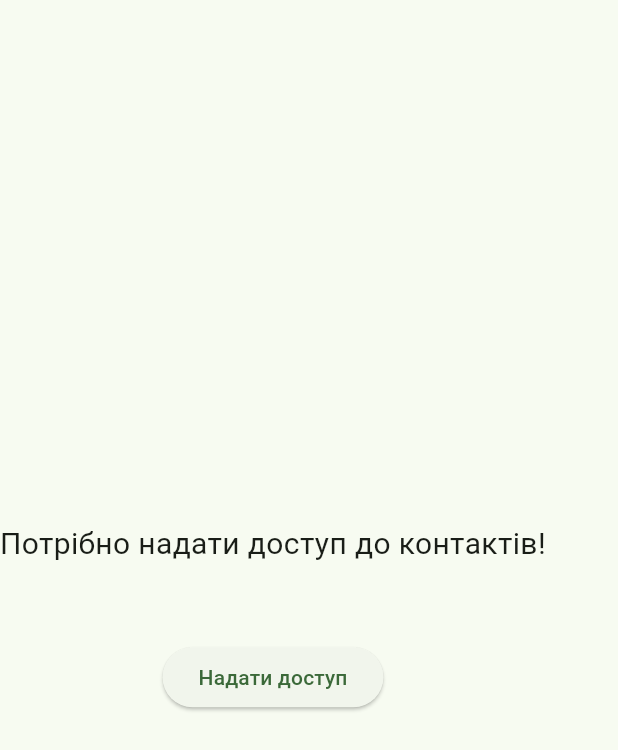
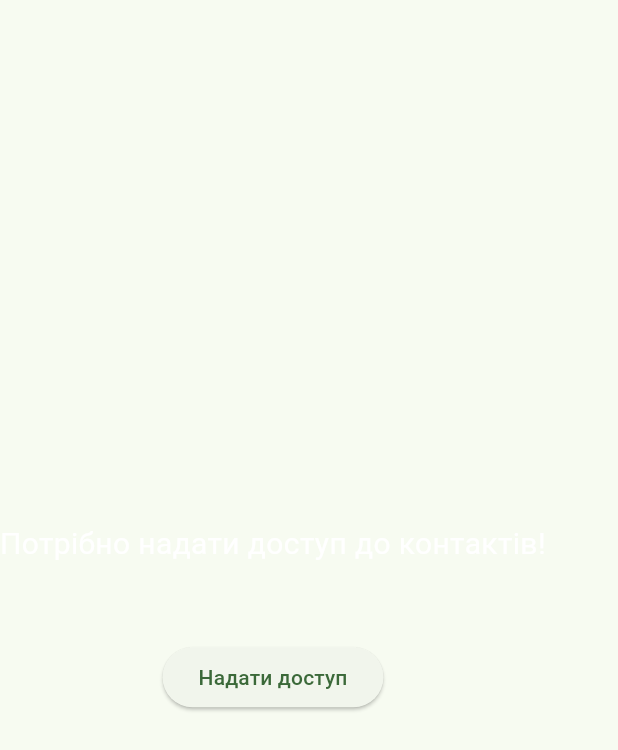
Before and after one commit to DjGaik/Contact_list_flutter_permissions, a Flutter app: the PermissionView widget shown alone on an empty page, opened directly, on a phone screen of 412 x 824 dp. Shown: the top 750 px of the screen. Run offline on Flutter 3.47's test engine with Material 2 defaults, Android fonts, the phone set to English and light mode, and no system bars; our stand-ins replace flutter_contacts, permission_handler.

Commit message:
some changes

```diff
--- a/lib/permission.dart
+++ b/lib/permission.dart
@@ -27,6 +27,8 @@ class _PermissionViewState extends State<PermissionView> {
           'Потрібно надати доступ до контактів!',
           style: TextStyle(
             fontSize: 20.0,
+            color: Colors.white,
+            decoration: TextDecoration.none,
           ),
           textAlign: TextAlign.center,
         ),
```
